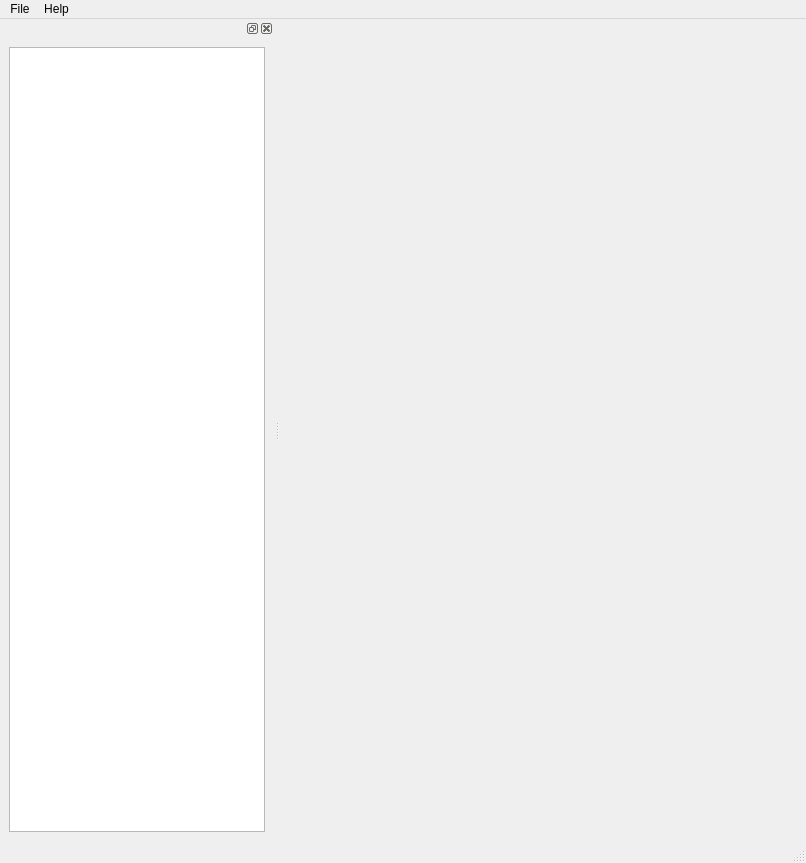
xiaobodu/potato, file code/editor/res/mainwindow.ui: the form before one commit.
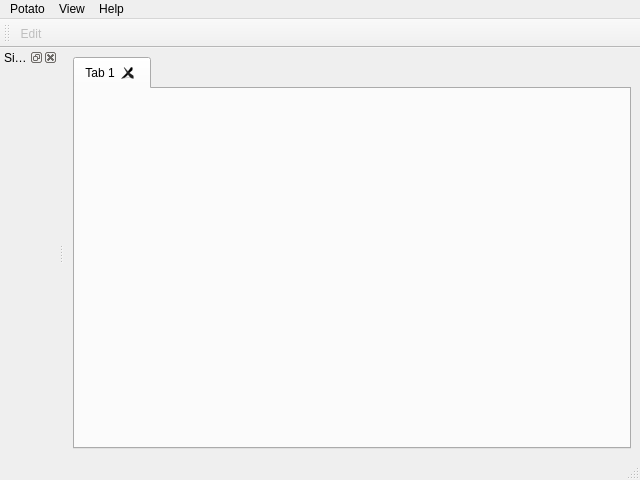
The form after the commit. Custom widgets are drawn as their Qt base class.

```diff
--- a/code/editor/res/mainwindow.ui
+++ b/code/editor/res/mainwindow.ui
@@ -6,29 +6,43 @@
    <rect>
     <x>0</x>
     <y>0</y>
-    <width>806</width>
-    <height>863</height>
+    <width>640</width>
+    <height>480</height>
    </rect>
   </property>
   <property name="minimumSize">
    <size>
-    <width>480</width>
-    <height>480</height>
+    <width>0</width>
+    <height>0</height>
    </size>
   </property>
   <property name="windowTitle">
    <string>MainWindow</string>
   </property>
   <widget class="QWidget" name="centralwidget">
-   <layout class="QVBoxLayout" name="verticalLayout_2">
+   <layout class="QHBoxLayout" name="horizontalLayout">
     <item>
-     <widget class="c4g::qt::QGLESWidget" name="gleswidget" native="true">
-      <property name="minimumSize">
-       <size>
-        <width>480</width>
-        <height>800</height>
-       </size>
+     <widget class="QTabWidget" name="tabView">
+      <property name="tabsClosable">
+       <bool>true</bool>
       </property>
+      <widget class="QWidget" name="tabViewMain">
+       <attribute name="title">
+        <string>Tab 1</string>
+       </attribute>
+       <layout class="QVBoxLayout" name="verticalLayout">
+        <item>
+         <widget class="c4g::qt::QGLESWidget" name="glesWidget" native="true">
+          <property name="minimumSize">
+           <size>
+            <width>240</width>
+            <height>240</height>
+           </size>
+          </property>
+         </widget>
+        </item>
+       </layout>
+      </widget>
      </widget>
     </item>
    </layout>
@@ -38,13 +52,13 @@
     <rect>
      <x>0</x>
      <y>0</y>
-     <width>806</width>
+     <width>640</width>
      <height>25</height>
     </rect>
    </property>
-   <widget class="QMenu" name="menuFile">
+   <widget class="QMenu" name="menuPotato">
     <property name="title">
-     <string>File</string>
+     <string>Potato</string>
     </property>
     <addaction name="actionNew"/>
     <addaction name="separator"/>
@@ -61,26 +75,52 @@
     <addaction name="separator"/>
     <addaction name="actionAbout"/>
    </widget>
-   <addaction name="menuFile"/>
+   <widget class="QMenu" name="menuView">
+    <property name="title">
+     <string>View</string>
+    </property>
+    <addaction name="actionSideBar"/>
+   </widget>
+   <addaction name="menuPotato"/>
+   <addaction name="menuView"/>
    <addaction name="menuHelp"/>
   </widget>
   <widget class="QStatusBar" name="statusbar"/>
-  <widget class="QDockWidget" name="dockWidget">
+  <widget class="QDockWidget" name="dockSideBar">
+   <property name="layoutDirection">
+    <enum>Qt::LeftToRight</enum>
+   </property>
+   <property name="features">
+    <set>QDockWidget::AllDockWidgetFeatures</set>
+   </property>
+   <property name="windowTitle">
+    <string>Side Bar</string>
+   </property>
    <attribute name="dockWidgetArea">
     <number>1</number>
    </attribute>
    <widget class="QWidget" name="dockWidgetContents">
     <layout class="QVBoxLayout" name="verticalLayout_3">
      <item>
-      <layout class="QVBoxLayout" name="verticalLayout">
-       <item>
-        <widget class="QTreeView" name="treeView"/>
-       </item>
-      </layout>
+      <widget class="c4g::qt::QSideBarWidget" name="sidebarWidget" native="true">
+       <layout class="QVBoxLayout" name="verticalLayout_2"/>
+      </widget>
      </item>
     </layout>
    </widget>
   </widget>
+  <widget class="QToolBar" name="toolBar">
+   <property name="windowTitle">
+    <string>toolBar</string>
+   </property>
+   <attribute name="toolBarArea">
+    <enum>TopToolBarArea</enum>
+   </attribute>
+   <attribute name="toolBarBreak">
+    <bool>false</bool>
+   </attribute>
+   <addaction name="actionEditInBar"/>
+  </widget>
   <action name="actionTutorial">
    <property name="text">
     <string>Tutorial</string>
@@ -111,6 +151,40 @@
     <string>Quit</string>
    </property>
   </action>
+  <action name="actionEffect">
+   <property name="text">
+    <string>Effect</string>
+   </property>
+  </action>
+  <action name="actionPlayInBar">
+   <property name="text">
+    <string>Play</string>
+   </property>
+  </action>
+  <action name="actionEditInBar">
+   <property name="enabled">
+    <bool>false</bool>
+   </property>
+   <property name="text">
+    <string>Edit</string>
+   </property>
+  </action>
+  <action name="actionSideBar">
+   <property name="checkable">
+    <bool>true</bool>
+   </property>
+   <property name="checked">
+    <bool>true</bool>
+   </property>
+   <property name="text">
+    <string>Side Bar</string>
+   </property>
+  </action>
+  <action name="actionProject">
+   <property name="text">
+    <string>Project</string>
+   </property>
+  </action>
  </widget>
  <customwidgets>
   <customwidget>
@@ -119,6 +193,12 @@
    <header>qgleswidget.h</header>
    <container>1</container>
   </customwidget>
+  <customwidget>
+   <class>c4g::qt::QSideBarWidget</class>
+   <extends>QWidget</extends>
+   <header>qsidebarwidget.h</header>
+   <container>1</container>
+  </customwidget>
  </customwidgets>
  <resources/>
  <connections>
```
Left out of the diff: 115 changed lines with no effect on the pictures.
